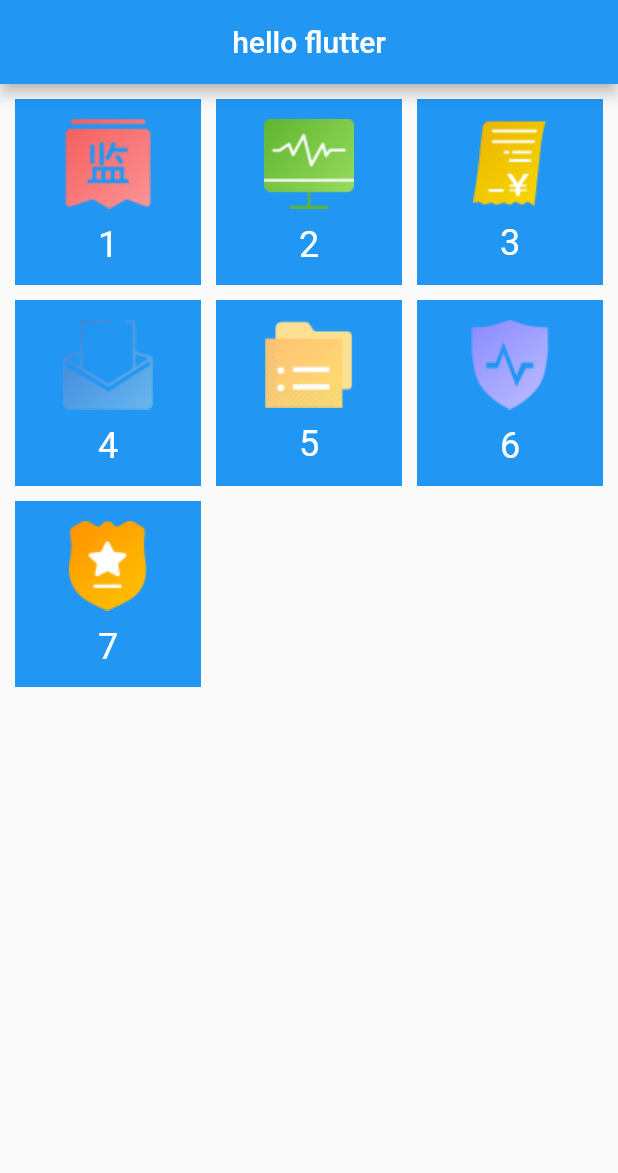
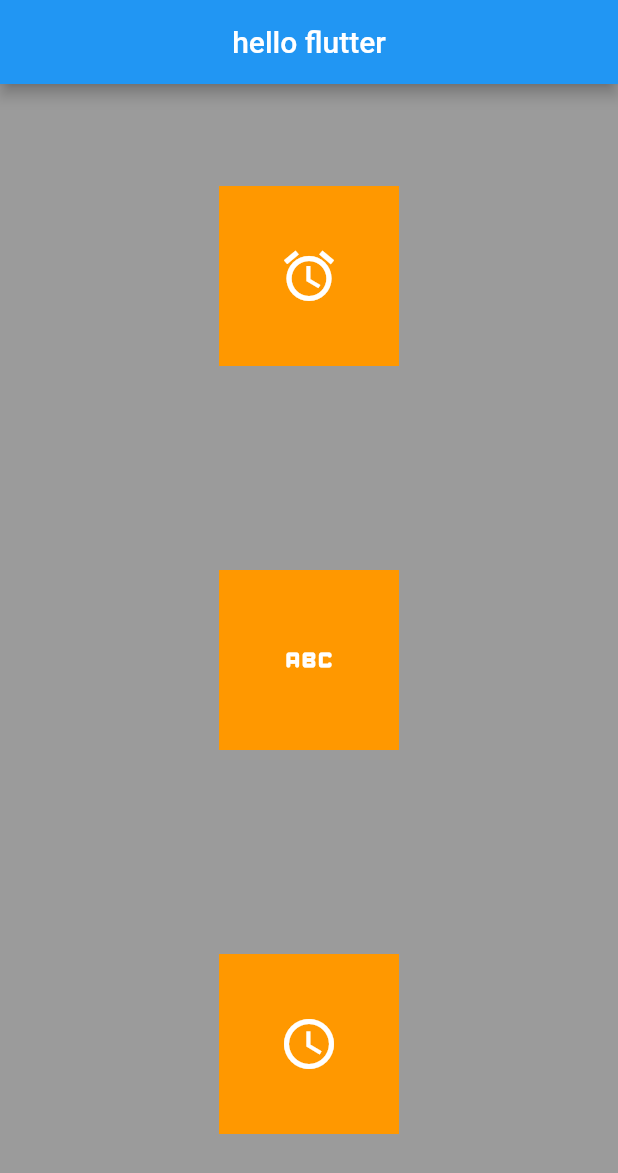
Before and after one commit to fixyo/flutter-study, a Flutter app: the screen it shows after launch, on a phone screen of 412 x 824 dp. Shown: the top 1173 px of the screen. Run offline on Flutter 3.47's test engine with Material 2 defaults, Android fonts, the phone set to English and light mode, and no system bars.

Commit message:
learning Row, Column

```diff
--- /dev/null
+++ b/lib/main.column.dart
@@ -0,0 +1,58 @@
+import 'package:flutter/material.dart';
+
+// import 'package:vector_math/vector_math_64.dart';
+void main() {
+  runApp(MaterialApp(
+    home: Scaffold(
+      appBar: AppBar(title: const Text('hello flutter'), centerTitle: true),
+      body: const MyHome()
+    ),
+  ));
+}
+
+class MyHome extends StatelessWidget {
+  const MyHome({super.key});
+
+  @override
+  Widget build(BuildContext context) {
+    // Padding Widget功能单一，只能实现padding的功能，但是占用内存小
+    // return const Padding(
+    //   padding: EdgeInsets.all(40),
+    //   child: Text('hello flutter')
+    // );
+
+    return Container(
+      width: double.infinity,
+      height: double.infinity,
+      color: Colors.black38,
+      child: Column(
+        mainAxisAlignment: MainAxisAlignment.spaceAround,
+        crossAxisAlignment: CrossAxisAlignment.center,
+        children: [
+          IconContainer(icon: Icons.access_alarm, color: Colors.orange,),
+          IconContainer(icon: Icons.abc_rounded, color: Colors.orange,),
+          IconContainer(icon: Icons.access_time, color: Colors.orange,)
+        ],
+      ),
+    );
+  }
+}
+
+// ignore: must_be_immutable
+class IconContainer extends StatelessWidget {
+  Color color;
+  IconData icon;
+
+  IconContainer({super.key, required this.color, required this.icon});
+
+  @override
+  Widget build(BuildContext context) {
+    return Container(
+      width: 120,
+      height: 120,
+      alignment: Alignment.center,
+      color: color,
+      child: Icon(icon, color: Colors.white, size: 40,),
+    );
+  }
+}
--- a/lib/main.dart
+++ b/lib/main.dart
@@ -5,64 +5,54 @@ void main() {
   runApp(MaterialApp(
     home: Scaffold(
       appBar: AppBar(title: const Text('hello flutter'), centerTitle: true),
-      body: const MyGrid()
+      body: const MyHome()
     ),
   ));
 }
 
-class MyGrid extends StatelessWidget {
-  const MyGrid({super.key});
-
-  Widget getContainerWidget(context, i) {
-
-    return Container(
-      alignment: Alignment.center,
-      decoration: const BoxDecoration(
-        color: Colors.blue,
-      ),
-      // padding: const EdgeInsets.all(10),
-      child: Column(
-        mainAxisAlignment: MainAxisAlignment.center,
-        children:[
-          Image.asset('images/img0${i + 1}.png', fit: BoxFit.cover,),
-          const SizedBox(height: 10),
-          Text('${i+1}', style: const TextStyle(fontSize: 24, color: Colors.white),)
-        ],
-      )
-    );
-
-  }
+class MyHome extends StatelessWidget {
+  const MyHome({super.key});
 
   @override
   Widget build(BuildContext context) {
-    // return GridView.count(
-    //   // 主轴的数量（一行）
-    //   crossAxisCount: 4,
-    //   // 元素间的水平间距
-    //   crossAxisSpacing: 10,
-    //   // 元素间的垂直间距
-    //   mainAxisSpacing: 10,
-    //   childAspectRatio: 0.5,
-    //   padding: const EdgeInsets.all(10),
-    //   children: getContainerWidget(),
+    // Padding Widget功能单一，只能实现padding的功能，但是占用内存小
+    // return const Padding(
+    //   padding: EdgeInsets.all(40),
+    //   child: Text('hello flutter')
     // );
-    return GridView.builder(
-      padding: const EdgeInsets.all(10),
-      // gridDelegate: const SliverGridDelegateWithFixedCrossAxisCount(
-      //   crossAxisCount: 3,
-      //   mainAxisSpacing: 10,
-      //   crossAxisSpacing: 10,
-      // ),
-      gridDelegate: const SliverGridDelegateWithMaxCrossAxisExtent(
-        maxCrossAxisExtent: 180,
-        mainAxisSpacing: 10,
-        crossAxisSpacing: 10,
-        // 宽高比
-        childAspectRatio: 1
+
+    return Container(
+      width: double.infinity,
+      height: double.infinity,
+      color: Colors.black38,
+      child: Column(
+        mainAxisAlignment: MainAxisAlignment.spaceAround,
+        crossAxisAlignment: CrossAxisAlignment.center,
+        children: [
+          IconContainer(icon: Icons.access_alarm, color: Colors.orange,),
+          IconContainer(icon: Icons.abc_rounded, color: Colors.orange,),
+          IconContainer(icon: Icons.access_time, color: Colors.orange,)
+        ],
       ),
-      itemBuilder: getContainerWidget,
-      // 不传itemcount则不知道循环次数
-      itemCount: 7,
     );
   }
 }
+
+// ignore: must_be_immutable
+class IconContainer extends StatelessWidget {
+  Color color;
+  IconData icon;
+
+  IconContainer({super.key, required this.color, required this.icon});
+
+  @override
+  Widget build(BuildContext context) {
+    return Container(
+      width: 120,
+      height: 120,
+      alignment: Alignment.center,
+      color: color,
+      child: Icon(icon, color: Colors.white, size: 40,),
+    );
+  }
+}
```
Also changed, not shown: lib/main.row.dart (added).
